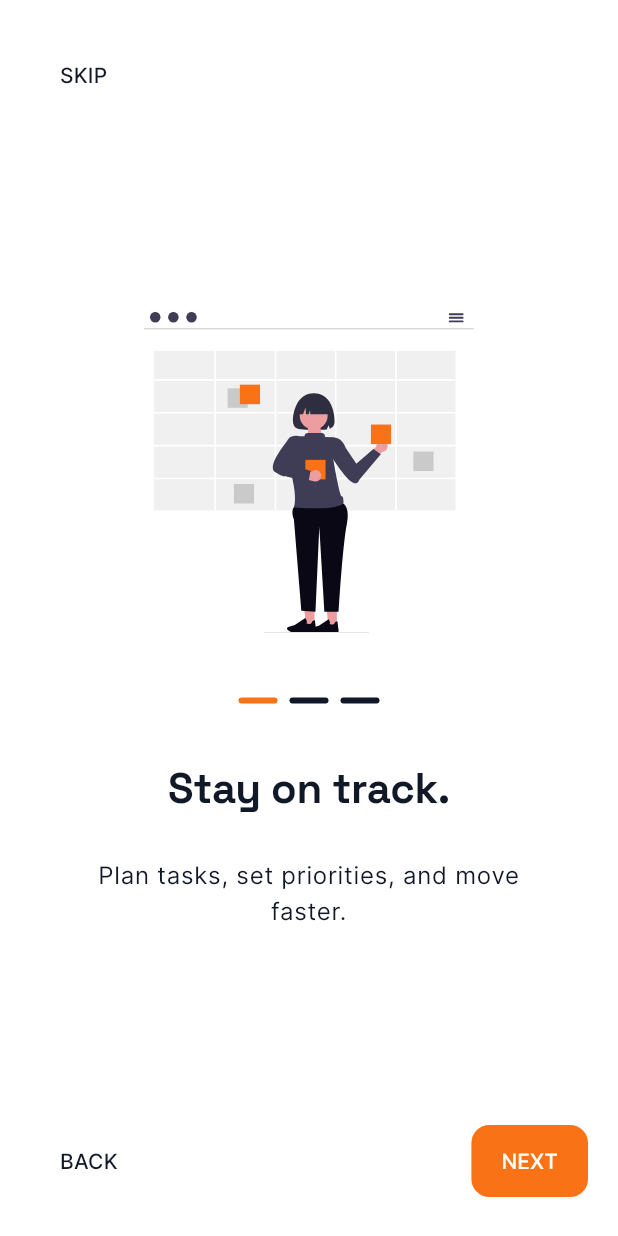
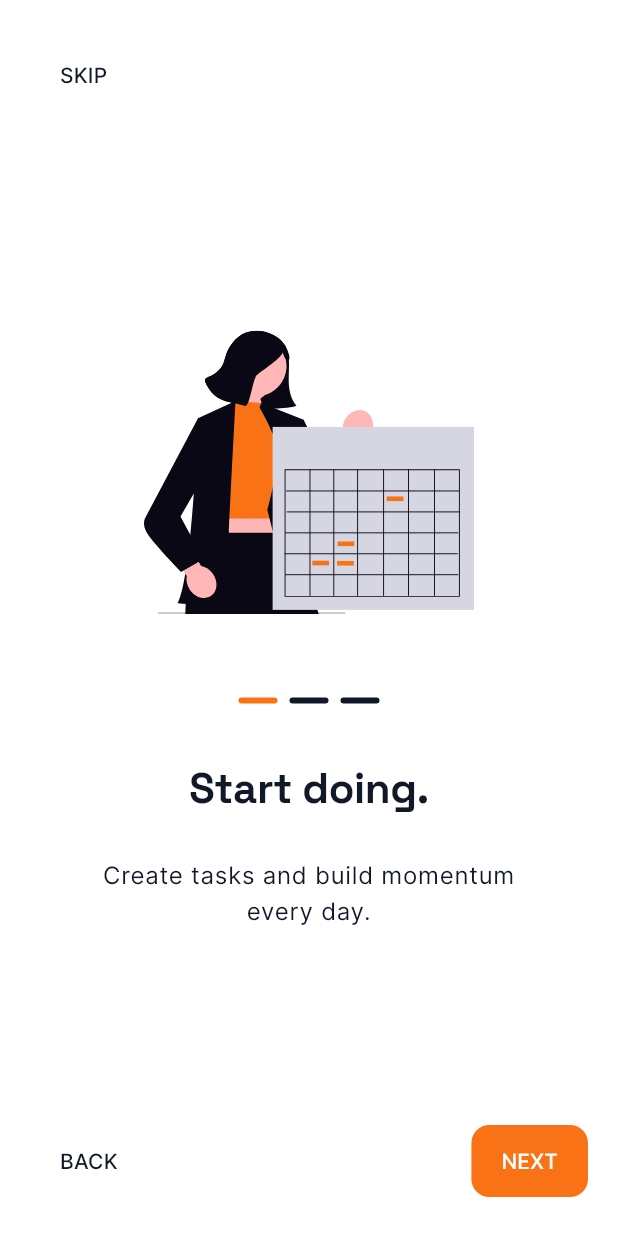
Before and after one commit to timi-okediya/nublr_do, a Flutter app: the screen it shows after launch, on a phone screen of 412 x 824 dp. Run offline on Flutter 3.47's test engine with Material 3 defaults, Android fonts, the phone set to English and light mode, and no system bars; our stand-ins replace flutter_svg.

Commit message:
feat: onboarding thress

```diff
--- /dev/null
+++ b/lib/features/onboarding/screens/onboarding_three.dart
@@ -0,0 +1,18 @@
+import 'package:flutter/material.dart';
+import 'package:nublr_do/features/onboarding/widgets/onboarding_widget.dart';
+
+class OnboardingThree extends StatelessWidget {
+  const OnboardingThree({super.key});
+  @override
+  Widget build(BuildContext context) {
+    String title = 'Start doing.';
+    String description = 'Create tasks and build momentum every day.';
+    String imgLink = 'assets/onboarding/calendar.svg';
+
+    return OnboardingWidget(
+      title: title,
+      description: description,
+      imgLink: imgLink,
+    );
+  }
+}
--- a/lib/main.dart
+++ b/lib/main.dart
@@ -1,6 +1,7 @@
 import 'package:flutter/material.dart';
 import 'package:nublr_do/features/onboarding/screens/onboarding_home.dart';
 import 'package:nublr_do/features/onboarding/screens/onboarding_one.dart';
+import 'package:nublr_do/features/onboarding/screens/onboarding_three.dart';
 import 'package:nublr_do/features/onboarding/screens/onboarding_two.dart';
 import 'package:nublr_do/theme/app_theme.dart';
 
@@ -20,7 +21,7 @@ class MyApp extends StatelessWidget {
       theme: AppTheme.light,
       darkTheme: AppTheme.dark,
       themeMode: ThemeMode.light,
-      home: OnboardingTwo(),
+      home: OnboardingThree(),
     );
   }
 }
```
